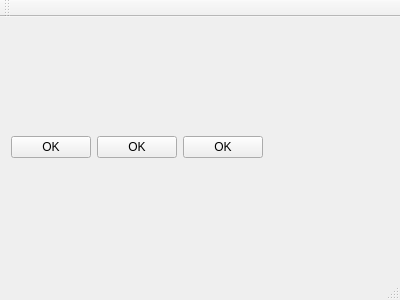
This is dialog/mainwindow.ui in SabiAmeno/Tools as Qt 5 draws it before an edit. The edited form follows.
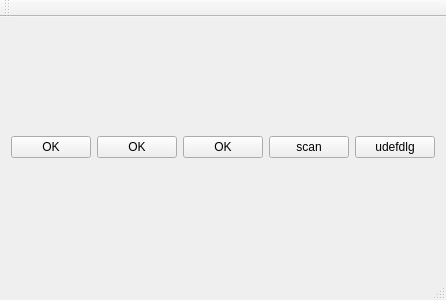
This is the edited form.

```diff
--- a/dialog/mainwindow.ui
+++ b/dialog/mainwindow.ui
@@ -39,17 +39,18 @@
        </widget>
       </item>
       <item>
-       <spacer name="horizontalSpacer">
-        <property name="orientation">
-         <enum>Qt::Horizontal</enum>
+       <widget class="QPushButton" name="pushButton_4">
+        <property name="text">
+         <string>scan</string>
         </property>
-        <property name="sizeHint" stdset="0">
-         <size>
-          <width>40</width>
-          <height>20</height>
-         </size>
+       </widget>
+      </item>
+      <item>
+       <widget class="QPushButton" name="pushButton_5">
+        <property name="text">
+         <string>udefdlg</string>
         </property>
-       </spacer>
+       </widget>
       </item>
      </layout>
     </item>
```
